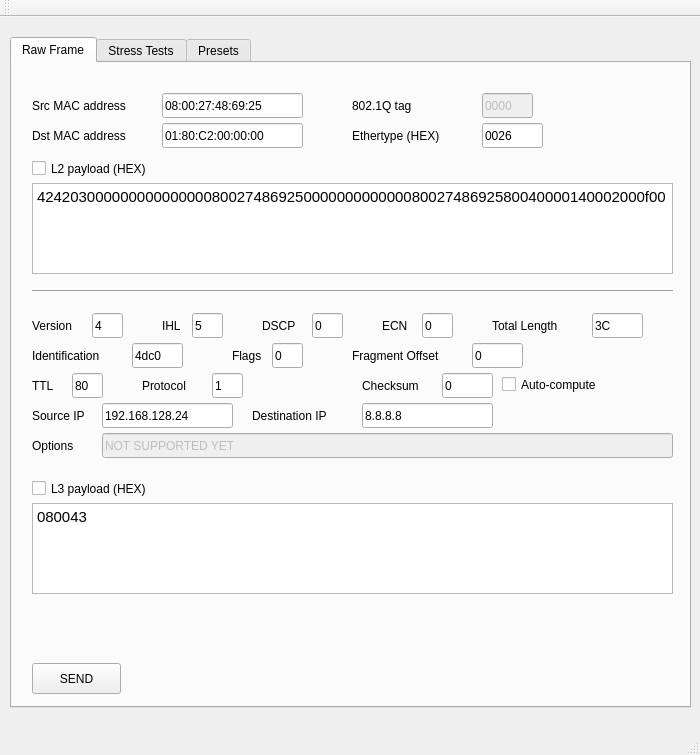
First picture: the form in mainwindow.ui, repository DPinato/Emulient, before the edit.
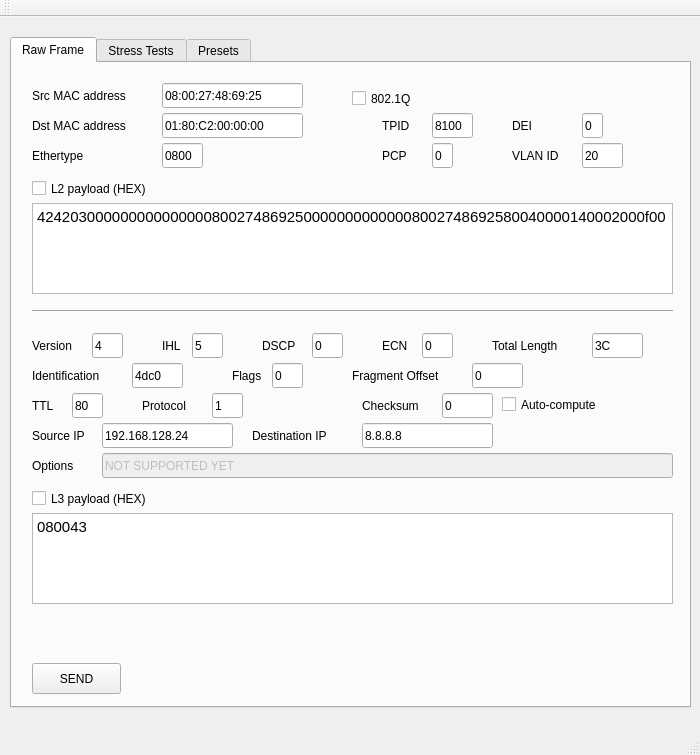
Second picture: the form after the edit.

```diff
--- a/mainwindow.ui
+++ b/mainwindow.ui
@@ -47,7 +47,7 @@
       <property name="geometry">
        <rect>
         <x>150</x>
-        <y>30</y>
+        <y>20</y>
         <width>141</width>
         <height>25</height>
        </rect>
@@ -63,7 +63,7 @@
       <property name="geometry">
        <rect>
         <x>20</x>
-        <y>30</y>
+        <y>20</y>
         <width>121</width>
         <height>25</height>
        </rect>
@@ -79,7 +79,7 @@
       <property name="geometry">
        <rect>
         <x>150</x>
-        <y>60</y>
+        <y>50</y>
         <width>141</width>
         <height>25</height>
        </rect>
@@ -95,7 +95,7 @@
       <property name="geometry">
        <rect>
         <x>20</x>
-        <y>60</y>
+        <y>50</y>
         <width>121</width>
         <height>25</height>
        </rect>
@@ -107,52 +107,36 @@
        <set>Qt::AlignLeading|Qt::AlignLeft|Qt::AlignVCenter</set>
       </property>
      </widget>
-     <widget class="QLabel" name="label_5">
-      <property name="geometry">
-       <rect>
-        <x>340</x>
-        <y>30</y>
-        <width>81</width>
-        <height>25</height>
-       </rect>
-      </property>
-      <property name="text">
-       <string>802.1Q tag</string>
-      </property>
-      <property name="alignment">
-       <set>Qt::AlignLeading|Qt::AlignLeft|Qt::AlignVCenter</set>
-      </property>
-     </widget>
      <widget class="QLabel" name="label_6">
       <property name="geometry">
        <rect>
-        <x>340</x>
-        <y>60</y>
+        <x>20</x>
+        <y>80</y>
         <width>121</width>
         <height>25</height>
        </rect>
       </property>
       <property name="text">
-       <string>Ethertype (HEX)</string>
+       <string>Ethertype</string>
       </property>
       <property name="alignment">
        <set>Qt::AlignLeading|Qt::AlignLeft|Qt::AlignVCenter</set>
       </property>
      </widget>
-     <widget class="QLineEdit" name="vlanTagEdit">
+     <widget class="QLineEdit" name="pcpEdit">
       <property name="enabled">
-       <bool>false</bool>
+       <bool>true</bool>
       </property>
       <property name="geometry">
        <rect>
-        <x>470</x>
-        <y>30</y>
-        <width>51</width>
+        <x>420</x>
+        <y>80</y>
+        <width>21</width>
         <height>25</height>
        </rect>
       </property>
       <property name="text">
-       <string>0000</string>
+       <string>0</string>
       </property>
       <property name="maxLength">
        <number>4</number>
@@ -161,14 +145,14 @@
      <widget class="QLineEdit" name="etherTypeEdit">
       <property name="geometry">
        <rect>
-        <x>470</x>
-        <y>60</y>
-        <width>61</width>
+        <x>150</x>
+        <y>80</y>
+        <width>41</width>
         <height>25</height>
        </rect>
       </property>
       <property name="text">
-       <string>0026</string>
+       <string>0800</string>
       </property>
       <property name="maxLength">
        <number>6</number>
@@ -178,7 +162,7 @@
       <property name="geometry">
        <rect>
         <x>20</x>
-        <y>120</y>
+        <y>140</y>
         <width>641</width>
         <height>91</height>
        </rect>
@@ -198,7 +182,7 @@
       <property name="geometry">
        <rect>
         <x>20</x>
-        <y>220</y>
+        <y>240</y>
         <width>641</width>
         <height>16</height>
        </rect>
@@ -211,7 +195,7 @@
       <property name="geometry">
        <rect>
         <x>20</x>
-        <y>250</y>
+        <y>270</y>
         <width>61</width>
         <height>25</height>
        </rect>
@@ -227,7 +211,7 @@
       <property name="geometry">
        <rect>
         <x>80</x>
-        <y>250</y>
+        <y>270</y>
         <width>31</width>
         <height>25</height>
        </rect>
@@ -243,7 +227,7 @@
       <property name="geometry">
        <rect>
         <x>150</x>
-        <y>250</y>
+        <y>270</y>
         <width>31</width>
         <height>25</height>
        </rect>
@@ -259,7 +243,7 @@
       <property name="geometry">
        <rect>
         <x>180</x>
-        <y>250</y>
+        <y>270</y>
         <width>31</width>
         <height>25</height>
        </rect>
@@ -275,7 +259,7 @@
       <property name="geometry">
        <rect>
         <x>250</x>
-        <y>250</y>
+        <y>270</y>
         <width>51</width>
         <height>25</height>
        </rect>
@@ -291,7 +275,7 @@
       <property name="geometry">
        <rect>
         <x>300</x>
-        <y>250</y>
+        <y>270</y>
         <width>31</width>
         <height>25</height>
        </rect>
@@ -307,7 +291,7 @@
       <property name="geometry">
        <rect>
         <x>370</x>
-        <y>250</y>
+        <y>270</y>
         <width>41</width>
         <height>25</height>
        </rect>
@@ -323,7 +307,7 @@
       <property name="geometry">
        <rect>
         <x>410</x>
-        <y>250</y>
+        <y>270</y>
         <width>31</width>
         <height>25</height>
        </rect>
@@ -339,7 +323,7 @@
       <property name="geometry">
        <rect>
         <x>480</x>
-        <y>250</y>
+        <y>270</y>
         <width>101</width>
         <height>25</height>
        </rect>
@@ -355,7 +339,7 @@
       <property name="geometry">
        <rect>
         <x>580</x>
-        <y>250</y>
+        <y>270</y>
         <width>51</width>
         <height>25</height>
        </rect>
@@ -371,7 +355,7 @@
       <property name="geometry">
        <rect>
         <x>120</x>
-        <y>280</y>
+        <y>300</y>
         <width>51</width>
         <height>25</height>
        </rect>
@@ -387,7 +371,7 @@
       <property name="geometry">
        <rect>
         <x>20</x>
-        <y>280</y>
+        <y>300</y>
         <width>101</width>
         <height>25</height>
        </rect>
@@ -403,7 +387,7 @@
       <property name="geometry">
        <rect>
         <x>260</x>
-        <y>280</y>
+        <y>300</y>
         <width>31</width>
         <height>25</height>
        </rect>
@@ -419,7 +403,7 @@
       <property name="geometry">
        <rect>
         <x>220</x>
-        <y>280</y>
+        <y>300</y>
         <width>41</width>
         <height>25</height>
        </rect>
@@ -435,7 +419,7 @@
       <property name="geometry">
        <rect>
         <x>460</x>
-        <y>280</y>
+        <y>300</y>
         <width>51</width>
         <height>25</height>
        </rect>
@@ -451,7 +435,7 @@
       <property name="geometry">
        <rect>
         <x>340</x>
-        <y>280</y>
+        <y>300</y>
         <width>121</width>
         <height>25</height>
        </rect>
@@ -467,7 +451,7 @@
       <property name="geometry">
        <rect>
         <x>20</x>
-        <y>310</y>
+        <y>330</y>
         <width>41</width>
         <height>25</height>
        </rect>
@@ -483,7 +467,7 @@
       <property name="geometry">
        <rect>
         <x>60</x>
-        <y>310</y>
+        <y>330</y>
         <width>31</width>
         <height>25</height>
        </rect>
@@ -499,7 +483,7 @@
       <property name="geometry">
        <rect>
         <x>130</x>
-        <y>310</y>
+        <y>330</y>
         <width>71</width>
         <height>25</height>
        </rect>
@@ -515,7 +499,7 @@
       <property name="geometry">
        <rect>
         <x>200</x>
-        <y>310</y>
+        <y>330</y>
         <width>31</width>
         <height>25</height>
        </rect>
@@ -531,7 +515,7 @@
       <property name="geometry">
        <rect>
         <x>430</x>
-        <y>310</y>
+        <y>330</y>
         <width>51</width>
         <height>25</height>
        </rect>
@@ -547,7 +531,7 @@
       <property name="geometry">
        <rect>
         <x>350</x>
-        <y>310</y>
+        <y>330</y>
         <width>81</width>
         <height>25</height>
        </rect>
@@ -563,7 +547,7 @@
       <property name="geometry">
        <rect>
         <x>20</x>
-        <y>340</y>
+        <y>360</y>
         <width>71</width>
         <height>25</height>
        </rect>
@@ -579,7 +563,7 @@
       <property name="geometry">
        <rect>
         <x>90</x>
-        <y>340</y>
+        <y>360</y>
         <width>131</width>
         <height>25</height>
        </rect>
@@ -595,7 +579,7 @@
       <property name="geometry">
        <rect>
         <x>240</x>
-        <y>340</y>
+        <y>360</y>
         <width>111</width>
         <height>25</height>
        </rect>
@@ -611,7 +595,7 @@
       <property name="geometry">
        <rect>
         <x>350</x>
-        <y>340</y>
+        <y>360</y>
         <width>131</width>
         <height>25</height>
        </rect>
@@ -627,7 +611,7 @@
       <property name="geometry">
        <rect>
         <x>490</x>
-        <y>310</y>
+        <y>330</y>
         <width>121</width>
         <height>23</height>
        </rect>
@@ -640,7 +624,7 @@
       <property name="geometry">
        <rect>
         <x>20</x>
-        <y>370</y>
+        <y>390</y>
         <width>71</width>
         <height>25</height>
        </rect>
@@ -659,7 +643,7 @@
       <property name="geometry">
        <rect>
         <x>90</x>
-        <y>370</y>
+        <y>390</y>
         <width>571</width>
         <height>25</height>
        </rect>
@@ -675,7 +659,7 @@
       <property name="geometry">
        <rect>
         <x>20</x>
-        <y>90</y>
+        <y>110</y>
         <width>141</width>
         <height>31</height>
        </rect>
@@ -691,7 +675,7 @@
       <property name="geometry">
        <rect>
         <x>20</x>
-        <y>410</y>
+        <y>420</y>
         <width>141</width>
         <height>31</height>
        </rect>
@@ -707,7 +691,7 @@
       <property name="geometry">
        <rect>
         <x>20</x>
-        <y>440</y>
+        <y>450</y>
         <width>641</width>
         <height>91</height>
        </rect>
@@ -723,6 +707,140 @@
        <bool>true</bool>
       </property>
      </widget>
+     <widget class="QCheckBox" name="dot1qCheckBox">
+      <property name="geometry">
+       <rect>
+        <x>340</x>
+        <y>20</y>
+        <width>92</width>
+        <height>31</height>
+       </rect>
+      </property>
+      <property name="text">
+       <string>802.1Q</string>
+      </property>
+     </widget>
+     <widget class="QLabel" name="label_7">
+      <property name="geometry">
+       <rect>
+        <x>370</x>
+        <y>50</y>
+        <width>51</width>
+        <height>25</height>
+       </rect>
+      </property>
+      <property name="text">
+       <string>TPID</string>
+      </property>
+      <property name="alignment">
+       <set>Qt::AlignLeading|Qt::AlignLeft|Qt::AlignVCenter</set>
+      </property>
+     </widget>
+     <widget class="QLineEdit" name="tpidEdit">
+      <property name="enabled">
+       <bool>true</bool>
+      </property>
+      <property name="geometry">
+       <rect>
+        <x>420</x>
+        <y>50</y>
+        <width>41</width>
+        <height>25</height>
+       </rect>
+      </property>
+      <property name="text">
+       <string>8100</string>
+      </property>
+      <property name="maxLength">
+       <number>4</number>
+      </property>
+     </widget>
+     <widget class="QLabel" name="label_22">
+      <property name="geometry">
+       <rect>
+        <x>370</x>
+        <y>80</y>
+        <width>51</width>
+        <height>25</height>
+       </rect>
+      </property>
+      <property name="text">
+       <string>PCP</string>
+      </property>
+      <property name="alignment">
+       <set>Qt::AlignLeading|Qt::AlignLeft|Qt::AlignVCenter</set>
+      </property>
+     </widget>
+     <widget class="QLabel" name="label_23">
+      <property name="geometry">
+       <rect>
+        <x>500</x>
+        <y>50</y>
+        <width>41</width>
+        <height>25</height>
+       </rect>
+      </property>
+      <property name="text">
+       <string>DEI</string>
+      </property>
+      <property name="alignment">
+       <set>Qt::AlignLeading|Qt::AlignLeft|Qt::AlignVCenter</set>
+      </property>
+     </widget>
+     <widget class="QLineEdit" name="deiEdit">
+      <property name="enabled">
+       <bool>true</bool>
+      </property>
+      <property name="geometry">
+       <rect>
+        <x>570</x>
+        <y>50</y>
+        <width>21</width>
+        <height>25</height>
+       </rect>
+      </property>
+      <property name="text">
+       <string>0</string>
+      </property>
+      <property name="maxLength">
+       <number>1</number>
+      </property>
+     </widget>
+     <widget class="QLabel" name="label_24">
+      <property name="geometry">
+       <rect>
+        <x>500</x>
+        <y>80</y>
+        <width>71</width>
+        <height>25</height>
+       </rect>
+      </property>
+      <property name="text">
+       <string>VLAN ID</string>
+      </property>
+      <property name="alignment">
+       <set>Qt::AlignLeading|Qt::AlignLeft|Qt::AlignVCenter</set>
+      </property>
+     </widget>
+     <widget class="QLineEdit" name="vlanTagEdit">
+      <property name="enabled">
+       <bool>true</bool>
+      </property>
+      <property name="geometry">
+       <rect>
+        <x>570</x>
+        <y>80</y>
+        <width>41</width>
+        <height>25</height>
+       </rect>
+      </property>
+      <property name="text">
+       <string>20</string>
+      </property>
+      <property name="maxLength">
+       <number>3</number>
+      </property>
+     </widget>
     </widget>
     <widget class="QWidget" name="tab2">
      <attribute name="title">
```
Left out of the diff: 2 changed lines with no effect on the pictures.
